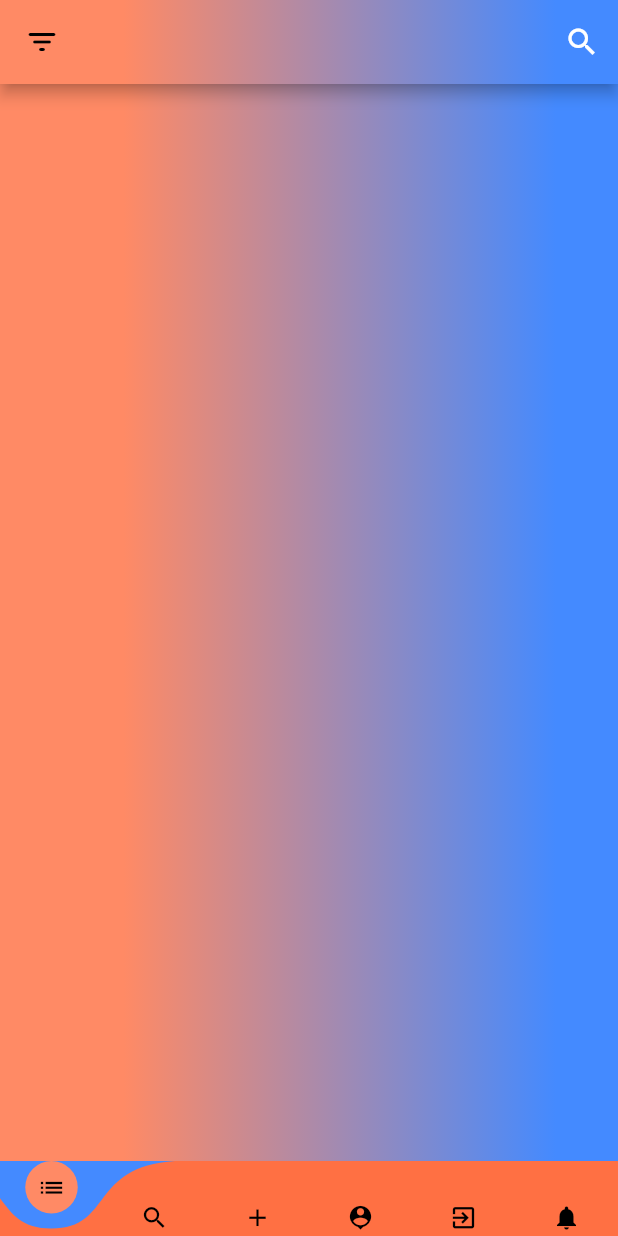
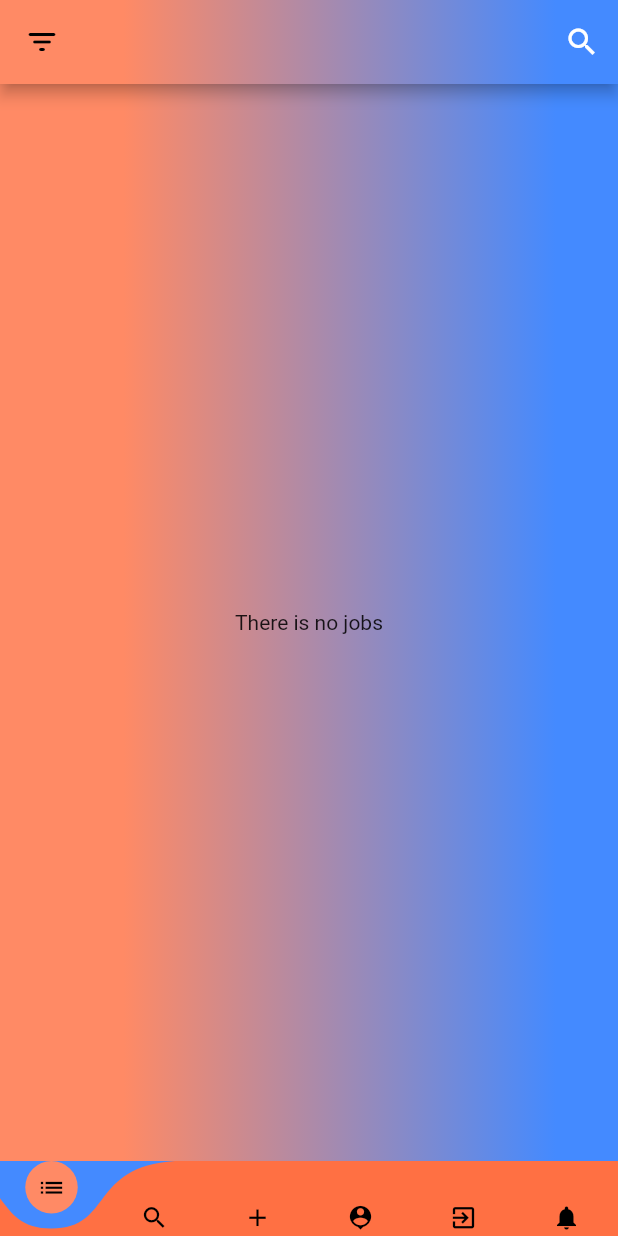
Before and after one commit to eliasdengo/cupwork, a Flutter app: the screen it shows once a user with an empty profile is signed in, on a phone screen of 412 x 824 dp. Run offline on Flutter 3.47's test engine with Material 2 defaults, Android fonts, the light colour scheme and no system bars; drawn by our look-alikes of curved_navigation_bar; our stand-ins replace cached_network_image, cloud_firestore, firebase_auth, firebase_core, firebase_storage, fluttertoast and 2 more; accounts and stored records are empty; network calls fail.

Commit message:
change in home from posted job and person or organization

```diff
--- a/lib/Jobs/jobs_screen.dart
+++ b/lib/Jobs/jobs_screen.dart
@@ -1,5 +1,7 @@
+import 'package:cloud_firestore/cloud_firestore.dart';
 import 'package:cupwork/Search/search_job.dart';
 import 'package:cupwork/Widgets/bottom_nav_bar.dart';
+import 'package:cupwork/Widgets/job_widgwt.dart';
 import 'package:flutter/material.dart';
 
 import '../Persistent/persistent.dart';
@@ -127,6 +129,50 @@ class _JobsScreenState extends State<JobsScreen> {
             )
           ],
         ),
+        body: StreamBuilder<QuerySnapshot<Map<String, dynamic>>>(
+          stream: FirebaseFirestore.instance
+              .collection('jobs')
+              .where('jobCategory', isEqualTo: jobCategoryFilter)
+              .where('recruitment', isEqualTo: true)
+              .orderBy('createdAt', descending: false)
+              .snapshots(),
+          builder: (context, AsyncSnapshot snapshot) {
+            if (snapshot.connectionState == ConnectionState.waiting) {
+              return const Center(
+                child: CircularProgressIndicator(),
+              );
+            } else if (snapshot.connectionState == ConnectionState.active) {
+              if (snapshot.data?.docs.isNotEmpty == true) {
+                return ListView.builder(
+                  itemCount: snapshot.data?.docs.length,
+                  itemBuilder: (BuildContext context, int index) {
+                    return JobWidget(
+                        jobTitle: snapshot.data?.docs[index]['jobTitle'],
+                        jobDescription: snapshot.data?.docs[index]
+                            ['jobDescription'],
+                        jobId: snapshot.data?.docs[index]['jobId'],
+                        uploadedBy: snapshot.data?.docs[index]['uploadedBy'],
+                        userImage: snapshot.data?.docs[index]['userImage'],
+                        name: snapshot.data?.docs[index]['name'],
+                        recruitment: snapshot.data?.docs[index]['recruitment'],
+                        email: snapshot.data?.docs[index]['email'],
+                        location: snapshot.data?.docs[index]['location']);
+                  },
+                );
+              } else {
+                return Center(
+                  child: Text('There is no jobs'),
+                );
+              }
+            }
+            return Center(
+              child: Text(
+                'something went wrong ',
+                style: TextStyle(fontWeight: FontWeight.bold, fontSize: 30),
+              ),
+            );
+          },
+        ),
       ),
     );
   }
```
Also changed, not shown: lib/Widgets/job_widgwt.dart (+13 -20 lines).
